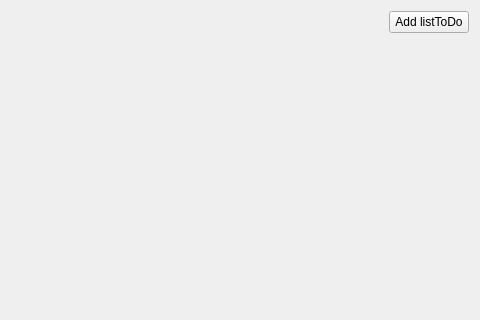
First picture: the form in mainWindow.ui, repository SalmaElBidani/ProgettoListaToDo, before the edit; both pictures show x 220 to 700 and y 0 to 320 of the 700 by 446 pixel window.
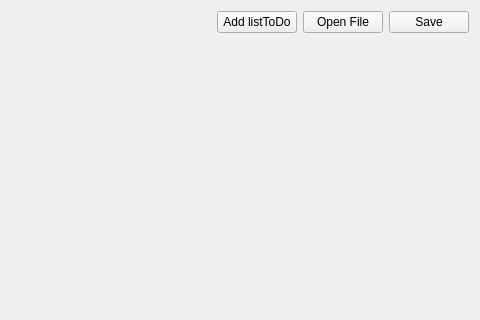
Second picture: the form after the edit.

```diff
--- a/mainWindow.ui
+++ b/mainWindow.ui
@@ -44,6 +44,20 @@
         </property>
        </widget>
       </item>
+      <item>
+       <widget class="QPushButton" name="OpenFile">
+        <property name="text">
+         <string>Open File</string>
+        </property>
+       </widget>
+      </item>
+      <item>
+       <widget class="QPushButton" name="Save">
+        <property name="text">
+         <string>Save</string>
+        </property>
+       </widget>
+      </item>
      </layout>
     </item>
     <item>
```
